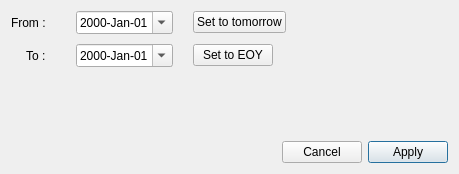
The window that src/dateintervaldialog.ui (redmoon1945/gbp) describes before a commit, drawn with Qt 5.
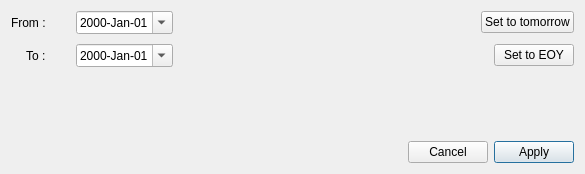
The same window after the commit.

Patch:
```diff
--- a/src/dateintervaldialog.ui
+++ b/src/dateintervaldialog.ui
@@ -6,7 +6,7 @@
    <rect>
     <x>0</x>
     <y>0</y>
-    <width>459</width>
+    <width>585</width>
     <height>174</height>
    </rect>
   </property>
@@ -58,7 +58,7 @@
             <enum>Qt::Orientation::Horizontal</enum>
            </property>
            <property name="sizeType">
-            <enum>QSizePolicy::Policy::Fixed</enum>
+            <enum>QSizePolicy::Policy::Expanding</enum>
            </property>
            <property name="sizeHint" stdset="0">
             <size>
@@ -81,19 +81,6 @@
            </property>
           </widget>
          </item>
-         <item>
-          <spacer name="horizontalSpacer_5">
-           <property name="orientation">
-            <enum>Qt::Orientation::Horizontal</enum>
-           </property>
-           <property name="sizeHint" stdset="0">
-            <size>
-             <width>40</width>
-             <height>20</height>
-            </size>
-           </property>
-          </spacer>
-         </item>
         </layout>
        </item>
        <item row="1" column="0">
@@ -127,7 +114,7 @@
             <enum>Qt::Orientation::Horizontal</enum>
            </property>
            <property name="sizeType">
-            <enum>QSizePolicy::Policy::Fixed</enum>
+            <enum>QSizePolicy::Policy::Expanding</enum>
            </property>
            <property name="sizeHint" stdset="0">
             <size>
@@ -150,19 +137,6 @@
            </property>
           </widget>
          </item>
-         <item>
-          <spacer name="horizontalSpacer_3">
-           <property name="orientation">
-            <enum>Qt::Orientation::Horizontal</enum>
-           </property>
-           <property name="sizeHint" stdset="0">
-            <size>
-             <width>40</width>
-             <height>20</height>
-            </size>
-           </property>
-          </spacer>
-         </item>
         </layout>
        </item>
       </layout>
```
